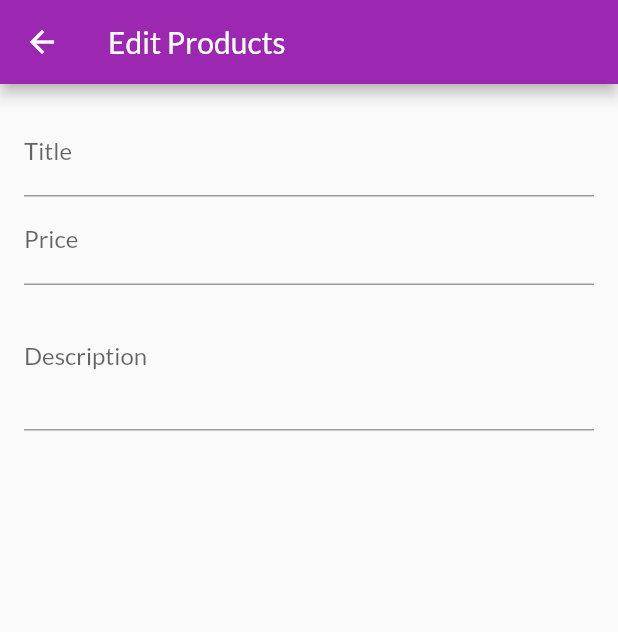
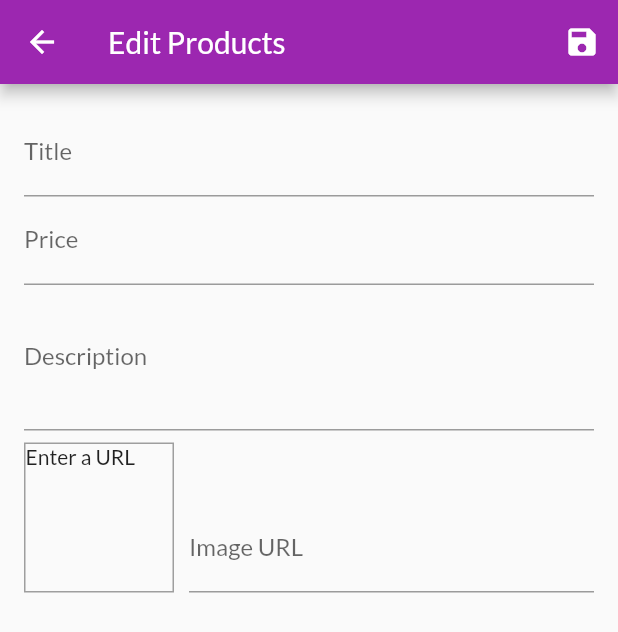
Before and after one commit to arunmopare/shop-application-flutter, a Flutter app: the EditProductScreen screen opened by its route, on a phone screen of 412 x 824 dp. Shown: the top 632 px of the screen. Run offline on Flutter 3.47's test engine with Material 2 defaults, Android fonts, the phone set to English and light mode, and no system bars; network calls fail.

Commit message:
on save form handled

```diff
--- a/lib/screens/edit_product_screen.dart
+++ b/lib/screens/edit_product_screen.dart
@@ -1,4 +1,5 @@
 import 'package:flutter/material.dart';
+import 'package:my_shop/providers/product.dart';
 
 class EditProductScreen extends StatefulWidget {
   static const routeName = '/edit_product';
@@ -11,12 +12,44 @@ class EditProductScreen extends StatefulWidget {
 class _EditProductScreenState extends State<EditProductScreen> {
   final _priceFocusNode = FocusNode();
   final _descriptionFocusNode = FocusNode();
+  final _imageUrlController = TextEditingController();
+  final _imageUrlFocusNode = FocusNode();
+  final _form = GlobalKey<FormState>();
+
+  var _editedProduct = Product(
+    id: null,
+    title: '',
+    price: 0,
+    description: '',
+    imageUrl: '',
+  );
+
+  @override
+  void initState() {
+    _imageUrlFocusNode.addListener(_updateImageUrl);
+    super.initState();
+  }
 
   @override
   void dispose() {
+    _imageUrlFocusNode.removeListener(_updateImageUrl);
     _descriptionFocusNode.dispose();
     _priceFocusNode.dispose();
     super.dispose();
+  }
+
+  void _updateImageUrl() {
+    if (!_imageUrlFocusNode.hasFocus) {
+      setState(() {});
+    }
+  }
+
+  void _saveForm() {
+    _form.currentState.save();
+    print(_editedProduct.title);
+    print(_editedProduct.price);
+    print(_editedProduct.description);
+    print(_editedProduct.imageUrl);
   }
 
   @override
@@ -24,10 +57,17 @@ class _EditProductScreenState extends State<EditProductScreen> {
     return Scaffold(
       appBar: AppBar(
         title: (Text('Edit Products')),
+        actions: [
+          IconButton(
+            icon: Icon(Icons.save),
+            onPressed: _saveForm,
+          ),
+        ],
       ),
       body: Padding(
         padding: const EdgeInsets.all(16.0),
         child: Form(
+          key: _form,
           child: ListView(
             children: <Widget>[
               TextFormField(
@@ -36,6 +76,15 @@ class _EditProductScreenState extends State<EditProductScreen> {
                 keyboardType: TextInputType.text,
                 onFieldSubmitted: (_) {
                   FocusScope.of(context).requestFocus(_priceFocusNode);
+                },
+                onSaved: (value) {
+                  _editedProduct = Product(
+                    title: value,
+                    description: _editedProduct.description,
+                    price: _editedProduct.price,
+                    imageUrl: _editedProduct.imageUrl,
+                    id: _editedProduct.id,
+                  );
                 },
               ),
               TextFormField(
@@ -46,13 +95,78 @@ class _EditProductScreenState extends State<EditProductScreen> {
                 onFieldSubmitted: (_) {
                   FocusScope.of(context).requestFocus(_descriptionFocusNode);
                 },
+                onSaved: (value) {
+                  _editedProduct = Product(
+                    title: _editedProduct.title,
+                    description: _editedProduct.description,
+                    price: double.parse(value),
+                    imageUrl: _editedProduct.imageUrl,
+                    id: _editedProduct.id,
+                  );
+                },
               ),
               TextFormField(
                 decoration: InputDecoration(labelText: 'Description'),
                 maxLines: 3,
                 keyboardType: TextInputType.multiline,
                 focusNode: _descriptionFocusNode,
+                onSaved: (value) {
+                  _editedProduct = Product(
+                    title: _editedProduct.title,
+                    description: value,
+                    price: _editedProduct.price,
+                    imageUrl: _editedProduct.imageUrl,
+                    id: _editedProduct.id,
+                  );
+                },
               ),
+              Row(
+                crossAxisAlignment: CrossAxisAlignment.end,
+                children: <Widget>[
+                  Container(
+                    width: 100,
+                    height: 100,
+                    margin: EdgeInsets.only(top: 8, right: 10),
+                    decoration: BoxDecoration(
+                      border: Border.all(
+                        width: 1,
+                        color: Colors.grey,
+                      ),
+                    ),
+                    child: _imageUrlController.text.isEmpty
+                        ? Text('Enter a URL')
+                        : FittedBox(
+                            child: Image.network(
+                              _imageUrlController.text,
+                            ),
+                            fit: BoxFit.cover,
+                          ),
+                  ),
+                  Expanded(
+                    child: TextFormField(
+                        decoration: InputDecoration(labelText: 'Image URL'),
+                        keyboardType: TextInputType.url,
+                        textInputAction: TextInputAction.done,
+                        controller: _imageUrlController,
+                        focusNode: _imageUrlFocusNode,
+                        onSaved: (value) {
+                          _editedProduct = Product(
+                            title: _editedProduct.title,
+                            description: _editedProduct.description,
+                            price: _editedProduct.price,
+                            imageUrl: value,
+                            id: _editedProduct.id,
+                          );
+                        },
+                        onFieldSubmitted: (_) {
+                          _saveForm();
+                        },
+                        onEditingComplete: () {
+                          setState(() {});
+                        }),
+                  )
+                ],
+              )
             ],
           ),
         ),
```
